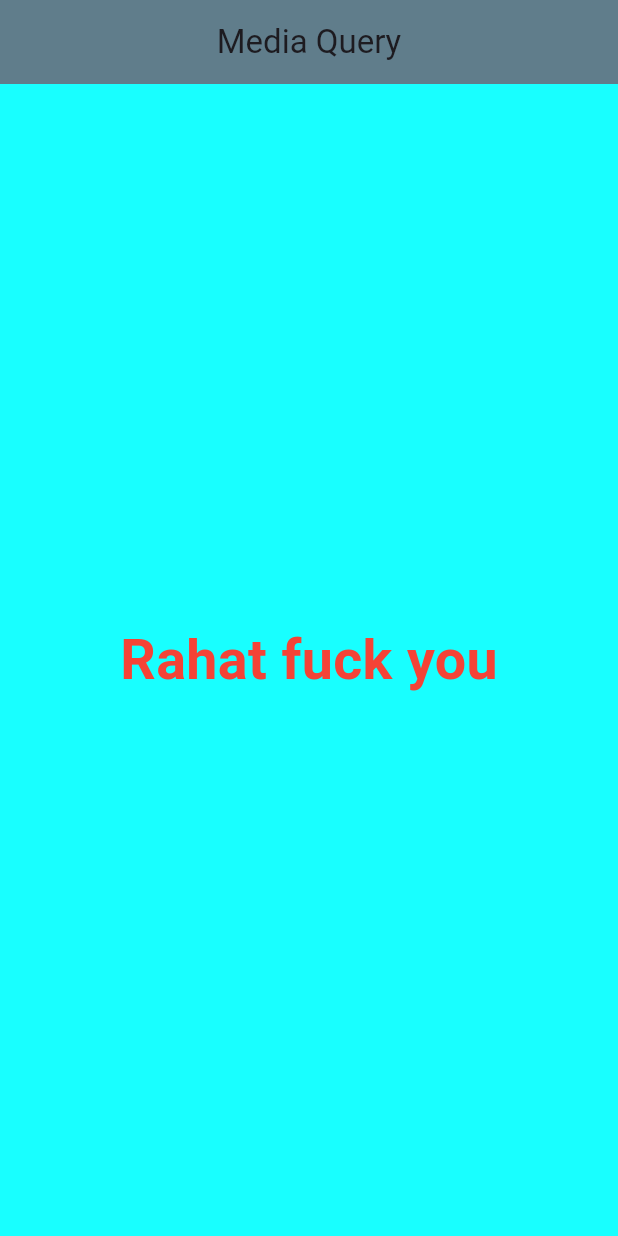
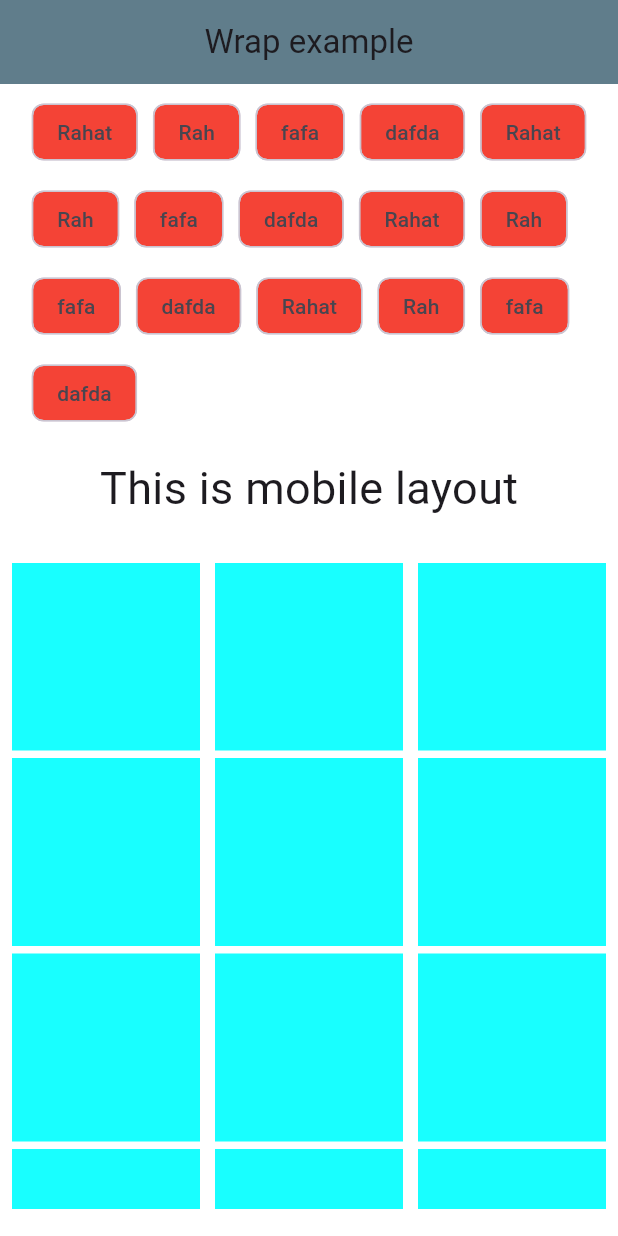
Before and after one commit to masudrr60/f_7_media_quary, a Flutter app: the screen it shows after launch, on a phone screen of 412 x 824 dp. Run offline on Flutter 3.47's test engine with Material 3 defaults, Android fonts, the phone set to English and light mode, and no system bars.

Commit message:
wrap and layout

```diff
--- a/lib/Home.dart
+++ b/lib/Home.dart
@@ -1,41 +1,74 @@
 import 'package:flutter/material.dart';
 class Home extends StatefulWidget {
   const Home({super.key});
-
   @override
   State<Home> createState() => _HomeState();
 }
+class _HomeState extends State<Home> {
+  final List<String> categories = [
+    'Rahat','Rah','fafa','dafda',  'Rahat','Rah','fafa','dafda',
+    'Rahat','Rah','fafa','dafda',    'Rahat','Rah','fafa','dafda'
+  ];
 
-class _HomeState extends State<Home> {
   @override
-
-
   Widget build(BuildContext context) {
-
-    double screenwidth = MediaQuery.of(context).size.width;
-    double screenheight = MediaQuery.of(context).size.height;
-
     return Scaffold(
       backgroundColor: Colors.white,
       appBar: AppBar(
         centerTitle: true,
-        title:Text("Media Query")),
-      body: Center(
-        child: Container(
-          height: screenheight * 5,
-          width: screenwidth *1,
-          decoration: BoxDecoration(color: Colors.cyanAccent),
-          child: Center(
-            child: Text("Rahat fuck you",
-              style: TextStyle(
-                  fontSize: screenwidth *0.09,
-                  color: Colors.red,
-                fontWeight: FontWeight.bold,),
+        title:Text("Wrap example")),
+      body:Column(
+        children: [
+          Padding(
+            padding: const EdgeInsets.all(8.0),
+            child: Wrap(
+              spacing: 10,
+              runSpacing: 10,
+              children: categories.map((singleItem){
+                return Chip(label: Text(singleItem),
+                  backgroundColor:Colors.red,
+                );
+            }).toList(),
             ),
           ),
-        ),
+          SizedBox(height: 10,),
 
-      ),
+//****************************** layoutBuilder***************************
+
+           LayoutBuilder(
+            builder: (context, con) {
+              if (con.maxWidth > 600) {
+                return Center(
+                  child: Text("This is tablet layout"),
+                ); // Center
+              } else {
+                return Center(
+                  child: Text("This is mobile layout",style:TextStyle(fontSize:30),),
+                ); // Center
+              }
+            }),
+
+          SizedBox(height: 20,),
+
+
+          Expanded(child: Padding(padding: const EdgeInsets.all(8.0),
+            child: GridView.count(
+              crossAxisCount: 3,
+              crossAxisSpacing: 10,
+              mainAxisSpacing: 5,
+              children:List.generate(
+                100,
+                  (index) =>Container(
+                    color: Colors.cyanAccent,
+                  )),
+            ),
+          ),),
+          SizedBox(
+            height: 10,
+          ),
+
+        ],
+      )
     );
   }
 }
```
